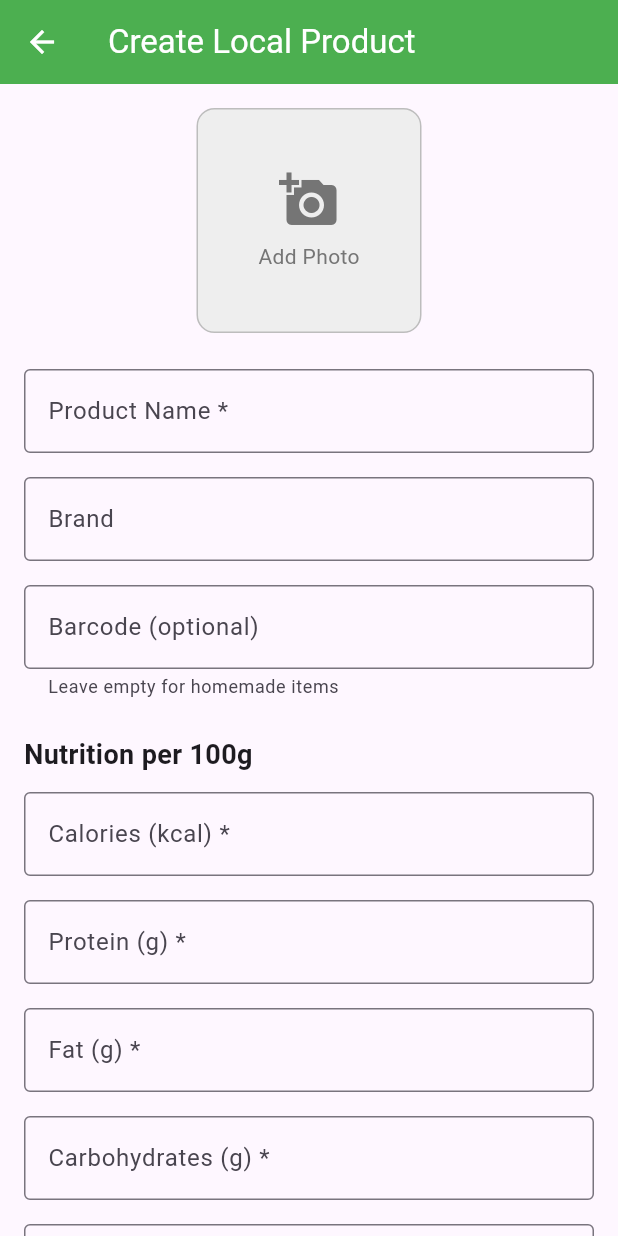
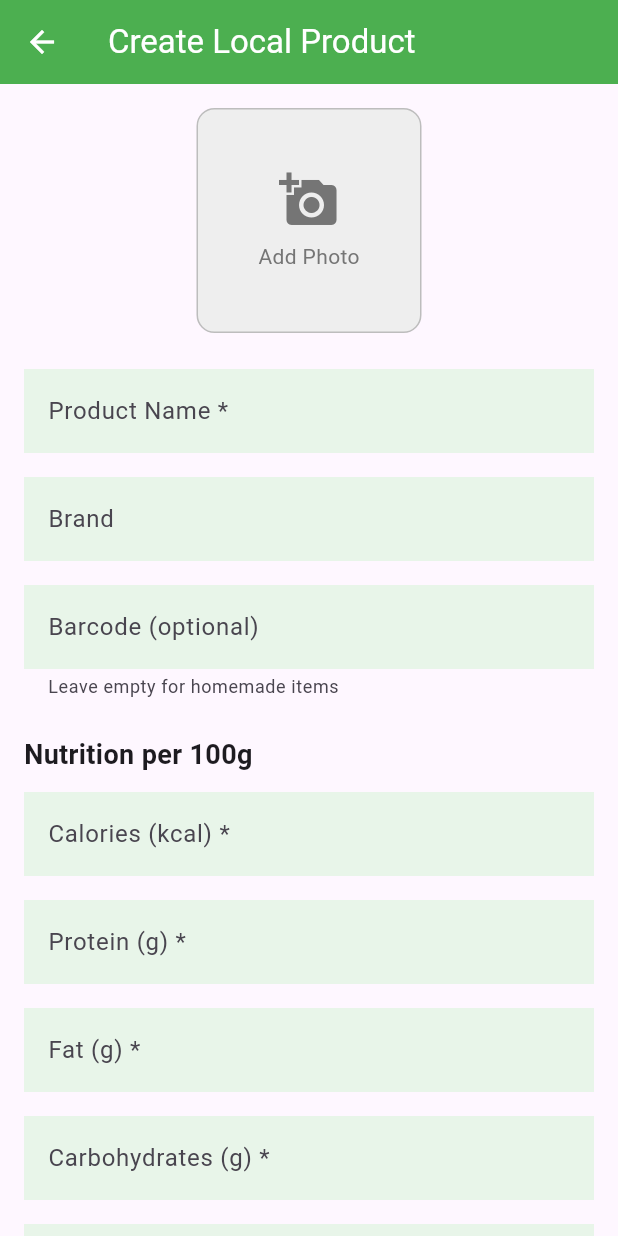
Before and after one commit to alesdrobysh/purecal, a Flutter app: the CreateLocalProductScreen screen opened directly, on a phone screen of 412 x 824 dp. Run offline on Flutter 3.47's test engine with Material 3 defaults, Android fonts, the phone set to English and light mode, and no system bars; our stand-ins replace fl_chart, image_picker, sqflite; missing offline and left inert: mobile_scanner, openfoodfacts; accounts and stored records are empty.

Commit message:
Unify input field styling
Introduce a `customInputDecoration` widget to provide a consistent look
for input fields across the application. This removes the default
outline border and applies a subtle light green fill.

This improves the visual consistency of: * Product creation forms * Goal
setting inputs * Quick add entries * Search bar * Product add dialogs *
Meal section portion inputs

Signed-off-by: Ales Drobysh <drobysh.ales@gmail.com>

```diff
--- a/lib/screens/create_local_product_screen.dart
+++ b/lib/screens/create_local_product_screen.dart
@@ -5,6 +5,7 @@ import 'package:path_provider/path_provider.dart';
 import 'package:path/path.dart' as path;
 import '../models/food_product.dart';
 import '../services/product_service.dart';
+import '../widgets/custom_input_decoration.dart';
 
 class CreateLocalProductScreen extends StatefulWidget {
   final FoodProduct? product;
@@ -283,9 +284,8 @@ class _CreateLocalProductScreenState extends State<CreateLocalProductScreen> {
             // Product Name
             TextFormField(
               controller: _nameController,
-              decoration: const InputDecoration(
+              decoration: customInputDecoration().copyWith(
                 labelText: 'Product Name *',
-                border: OutlineInputBorder(),
               ),
               validator: _validateRequired,
             ),
@@ -294,9 +294,8 @@ class _CreateLocalProductScreenState extends State<CreateLocalProductScreen> {
             // Brand
             TextFormField(
               controller: _brandController,
-              decoration: const InputDecoration(
+              decoration: customInputDecoration().copyWith(
                 labelText: 'Brand',
-                border: OutlineInputBorder(),
               ),
             ),
             const SizedBox(height: 16),
@@ -304,9 +303,8 @@ class _CreateLocalProductScreenState extends State<CreateLocalProductScreen> {
             // Barcode
             TextFormField(
               controller: _barcodeController,
-              decoration: const InputDecoration(
+              decoration: customInputDecoration().copyWith(
                 labelText: 'Barcode (optional)',
-                border: OutlineInputBorder(),
                 helperText: 'Leave empty for homemade items',
               ),
               keyboardType: TextInputType.number,
@@ -326,9 +324,8 @@ class _CreateLocalProductScreenState extends State<CreateLocalProductScreen> {
             // Calories
             TextFormField(
               controller: _caloriesController,
-              decoration: const InputDecoration(
+              decoration: customInputDecoration().copyWith(
                 labelText: 'Calories (kcal) *',
-                border: OutlineInputBorder(),
               ),
               keyboardType: TextInputType.number,
               validator: (value) => _validateNumber(value, required: true),
@@ -338,9 +335,8 @@ class _CreateLocalProductScreenState extends State<CreateLocalProductScreen> {
             // Protein
             TextFormField(
               controller: _proteinsController,
-              decoration: const InputDecoration(
+              decoration: customInputDecoration().copyWith(
                 labelText: 'Protein (g) *',
-                border: OutlineInputBorder(),
               ),
               keyboardType: TextInputType.number,
               validator: (value) => _validateNumber(value, required: true),
@@ -350,9 +346,8 @@ class _CreateLocalProductScreenState extends State<CreateLocalProductScreen> {
             // Fat
             TextFormField(
               controller: _fatController,
-              decoration: const InputDecoration(
+              decoration: customInputDecoration().copyWith(
                 labelText: 'Fat (g) *',
-                border: OutlineInputBorder(),
               ),
               keyboardType: TextInputType.number,
               validator: (value) => _validateNumber(value, required: true),
@@ -362,9 +357,8 @@ class _CreateLocalProductScreenState extends State<CreateLocalProductScreen> {
             // Carbs
             TextFormField(
               controller: _carbsController,
-              decoration: const InputDecoration(
+              decoration: customInputDecoration().copyWith(
                 labelText: 'Carbohydrates (g) *',
-                border: OutlineInputBorder(),
               ),
               keyboardType: TextInputType.number,
               validator: (value) => _validateNumber(value, required: true),
@@ -374,9 +368,8 @@ class _CreateLocalProductScreenState extends State<CreateLocalProductScreen> {
             // Serving Size
             TextFormField(
               controller: _servingSizeController,
-              decoration: const InputDecoration(
+              decoration: customInputDecoration().copyWith(
                 labelText: 'Typical Serving Size (g)',
-                border: OutlineInputBorder(),
               ),
               keyboardType: TextInputType.number,
               validator: (value) => _validateNumber(value, required: false),
@@ -386,9 +379,8 @@ class _CreateLocalProductScreenState extends State<CreateLocalProductScreen> {
             // Notes
             TextFormField(
               controller: _notesController,
-              decoration: const InputDecoration(
+              decoration: customInputDecoration().copyWith(
                 labelText: 'Notes',
-                border: OutlineInputBorder(),
                 helperText: 'Additional information about this product',
               ),
               maxLines: 3,
--- a/lib/screens/goals_screen.dart
+++ b/lib/screens/goals_screen.dart
@@ -2,6 +2,7 @@ import 'package:flutter/material.dart';
 import 'package:provider/provider.dart';
 import '../services/diary_provider.dart';
 import '../models/user_goals.dart';
+import '../widgets/custom_input_decoration.dart';
 
 class GoalsScreen extends StatefulWidget {
   const GoalsScreen({super.key});
@@ -229,12 +230,9 @@ class _GoalsScreenState extends State<GoalsScreen> {
         TextField(
           controller: controller,
           keyboardType: TextInputType.number,
-          decoration: InputDecoration(
+          decoration: customInputDecoration().copyWith(
             hintText: hint,
             suffixText: suffix,
-            border: OutlineInputBorder(
-              borderRadius: BorderRadius.circular(12),
-            ),
             focusedBorder: OutlineInputBorder(
               borderRadius: BorderRadius.circular(12),
               borderSide: BorderSide(color: color, width: 2),
--- a/lib/screens/search_screen.dart
+++ b/lib/screens/search_screen.dart
@@ -11,6 +11,7 @@ import '../widgets/frequent_product_card.dart';
 import 'scanner_screen.dart';
 import 'local_products_list_screen.dart';
 import 'quick_add_screen.dart';
+import '../widgets/custom_input_decoration.dart';
 
 class SearchScreen extends StatefulWidget {
   final MealType? preselectedMealType;
@@ -218,16 +219,13 @@ class _SearchScreenState extends State<SearchScreen> {
             child: TextField(
               controller: _searchController,
               autofocus: true,
-              decoration: InputDecoration(
+              decoration: customInputDecoration().copyWith(
                 hintText: 'Search products...',
                 prefixIcon: const Icon(Icons.search),
                 suffixIcon: IconButton(
                   onPressed: _openScanner,
                   icon: const Icon(Icons.barcode_reader),
                   tooltip: 'Scan barcode',
-                ),
-                border: OutlineInputBorder(
-                  borderRadius: BorderRadius.circular(12),
                 ),
               ),
               onChanged: _onSearchChanged,
--- /dev/null
+++ b/lib/widgets/custom_input_decoration.dart
@@ -0,0 +1,9 @@
+import 'package:flutter/material.dart';
+
+InputDecoration customInputDecoration() {
+  return InputDecoration(
+    border: InputBorder.none,
+    fillColor: Colors.green[50],
+    filled: true,
+  );
+}
--- a/lib/widgets/meal_section.dart
+++ b/lib/widgets/meal_section.dart
@@ -6,6 +6,7 @@ import '../services/diary_provider.dart';
 import 'package:foodiefit/screens/quick_add_screen.dart';
 
 import '../screens/search_screen.dart';
+import 'custom_input_decoration.dart';
 
 class MealSection extends StatefulWidget {
   final MealType mealType;
@@ -304,7 +305,7 @@ class _MealSectionState extends State<MealSection> {
         content: TextField(
           controller: controller,
           keyboardType: TextInputType.number,
-          decoration: const InputDecoration(
+          decoration: customInputDecoration().copyWith(
             labelText: 'Portion (grams)',
             suffixText: 'g',
           ),
```
Also changed, not shown: lib/screens/quick_add_screen.dart (+8 -5 lines), lib/widgets/add_product_dialog.dart (+4 -5 lines).
